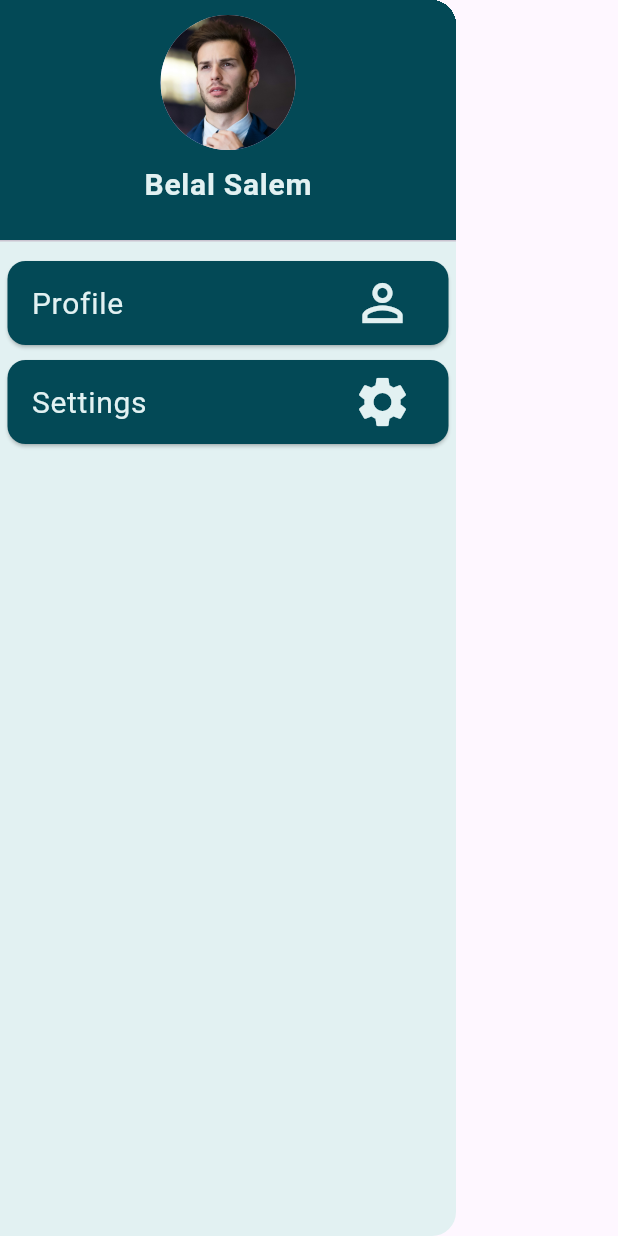
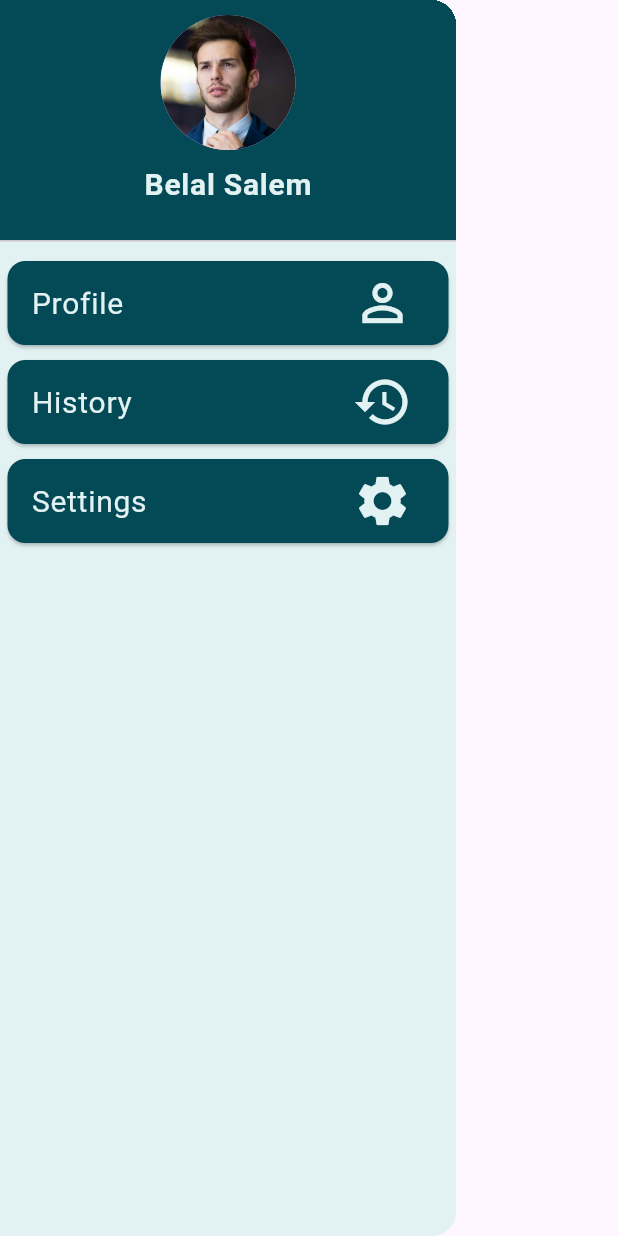
Before and after one commit to TheBombh2/chairty_platform, a Flutter app: the DrawerMenu widget shown alone on an empty page, opened directly, on a phone screen of 412 x 824 dp. Run offline on Flutter 3.47's test engine with Material 3 defaults, Android fonts, the phone set to English and light mode, and no system bars; our stand-ins replace google_fonts; missing offline and left inert: neon_widgets.

Commit message:
added: history tile
1-Moved drawer menu in its own folder
2-Added history tile in drawer menu

```diff
--- a/lib/components/drawer_menu.dart
+++ b/lib/components/drawer/drawer_menu.dart
@@ -1,4 +1,4 @@
-import 'package:chairty_platform/components/drawer_list_tile.dart';
+import 'package:chairty_platform/components/drawer/drawer_list_tile.dart';
 import 'package:flutter/material.dart';
 import 'package:google_fonts/google_fonts.dart';
 
@@ -48,13 +48,20 @@ class DrawerMenu extends StatelessWidget {
             ),
           ),
           DrawerListTile(
-              tileText: 'Profile',
-              tileIcon: Icons.person_outline,
-              onTileClicked: () {}),
+            tileText: 'Profile',
+            tileIcon: Icons.person_outline,
+            onTileClicked: () {},
+          ),
           DrawerListTile(
-              tileText: 'Settings',
-              tileIcon: Icons.settings,
-              onTileClicked: () {}),
+            tileText: 'History',
+            tileIcon: Icons.history,
+            onTileClicked: () {},
+          ),
+          DrawerListTile(
+            tileText: 'Settings',
+            tileIcon: Icons.settings,
+            onTileClicked: () {},
+          ),
         ],
       ),
     );
--- a/lib/pages/donator_home_page.dart
+++ b/lib/pages/donator_home_page.dart
@@ -1,4 +1,4 @@
-import 'package:chairty_platform/components/drawer_menu.dart';
+import 'package:chairty_platform/components/drawer/drawer_menu.dart';
 import 'package:chairty_platform/components/requests_list/request_list.dart';
 import 'package:flutter/material.dart';
 import 'package:google_fonts/google_fonts.dart';
```
Also changed, not shown: lib/components/drawer/drawer_list_tile.dart (renamed from lib/components/drawer_list_tile.dart).
